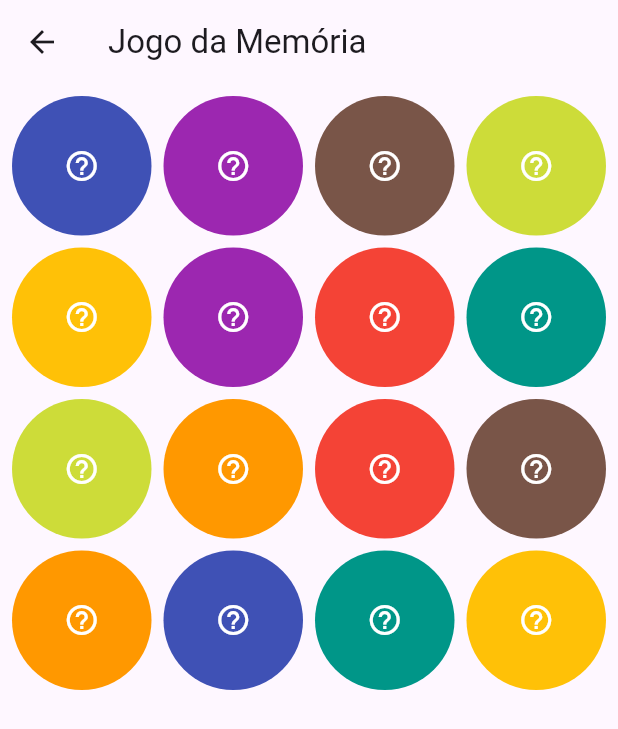
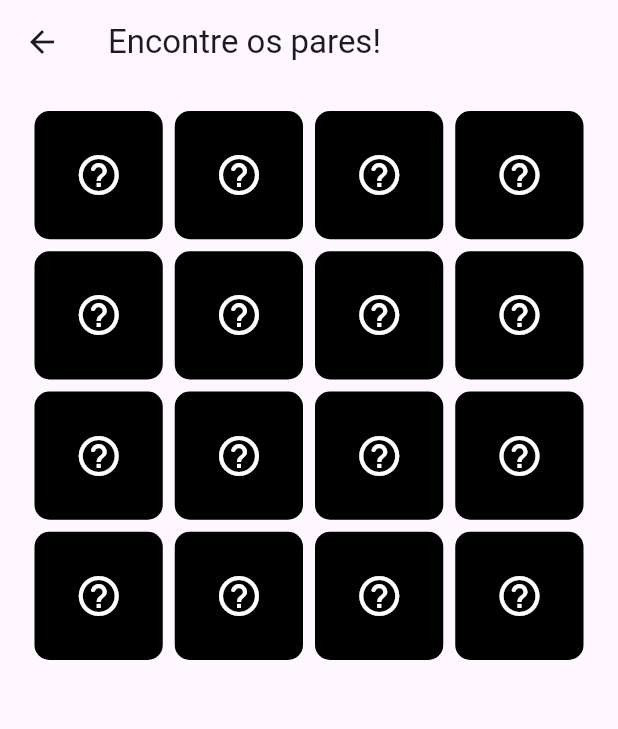
Before and after one commit to oJaciel/Memory-Game, a Flutter app: the GamePage screen opened by its route, on a phone screen of 412 x 824 dp. Shown: the top 729 px of the screen. Run offline on Flutter 3.47's test engine with Material 3 defaults, Android fonts, the phone set to English and light mode, and no system bars.

Commit message:
Estilização
Criado estilo para os cards.

```diff
--- a/lib/components/game_card.dart
+++ b/lib/components/game_card.dart
@@ -3,35 +3,33 @@ import 'package:memory_game/models/game_provider.dart';
 import 'package:memory_game/models/memory_card.dart';
 import 'package:provider/provider.dart';
 
-class GameCard extends StatefulWidget {
+class GameCard extends StatelessWidget {
   const GameCard({super.key, required this.card});
 
   final MemoryCard card;
 
   @override
-  State<GameCard> createState() => _GameCardState();
-}
-
-class _GameCardState extends State<GameCard> {
-  @override
   Widget build(BuildContext context) {
     final provider = Provider.of<GameProvider>(context);
 
-    return Container(
-      decoration: BoxDecoration(borderRadius: BorderRadius.circular(8.0)),
-      child: IconButton(
-        onPressed: () {
-          widget.card.isMatched ? null : provider.selectCard(widget.card, context);
-        },
-        icon: widget.card.isFaceUp || widget.card.isMatched
-            ? widget.card.icon
-            : Icon(Icons.help_outline_sharp),
-        color: Colors.white,
-        style: ButtonStyle(
-          backgroundColor: WidgetStatePropertyAll(
-            widget.card.isFaceUp || widget.card.isMatched
-                ? widget.card.color
-                : widget.card.color,
+    return AspectRatio(
+      aspectRatio: 1,
+      child: Material(
+        color: card.isFaceUp || card.isMatched ? card.color : Colors.black,
+        borderRadius: BorderRadius.circular(10),
+        child: InkWell(
+          borderRadius: BorderRadius.circular(10),
+          onTap: card.isMatched
+              ? null
+              : () => provider.selectCard(card, context),
+          child: Center(
+            child: Icon(
+              card.isFaceUp || card.isMatched
+                  ? card.icon.icon
+                  : Icons.help_outline_rounded,
+              color: Colors.white,
+              size: 32,
+            ),
           ),
         ),
       ),
--- a/lib/pages/game_page.dart
+++ b/lib/pages/game_page.dart
@@ -22,10 +22,12 @@ class _GamePageState extends State<GamePage> {
     final provider = Provider.of<GameProvider>(context);
     return Scaffold(
       appBar: AppBar(
-        title: Text('Jogo da Memória'),
+        title: Text('Encontre os pares!'),
       ),
       body: Padding(
         padding: const EdgeInsets.all(8.0),
+        child: Container(
+          padding: EdgeInsets.symmetric(horizontal: 15, vertical: 10),
           child: GridView.builder(
             itemCount: provider.cardList.length,
             gridDelegate: const SliverGridDelegateWithFixedCrossAxisCount(
@@ -36,6 +38,7 @@ class _GamePageState extends State<GamePage> {
             itemBuilder: (ctx, i) => GameCard(card: provider.cardList[i]),
           ),
         ),
+      ),
     );
   }
 }
```
Lines whose indentation alone changed are shown as unchanged.
